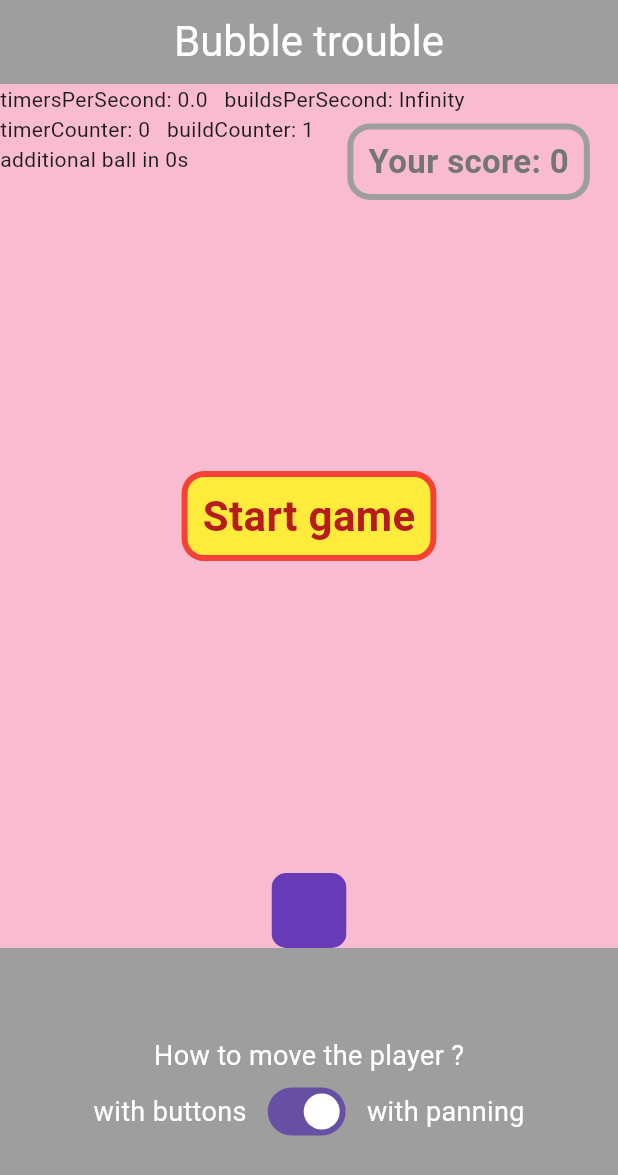
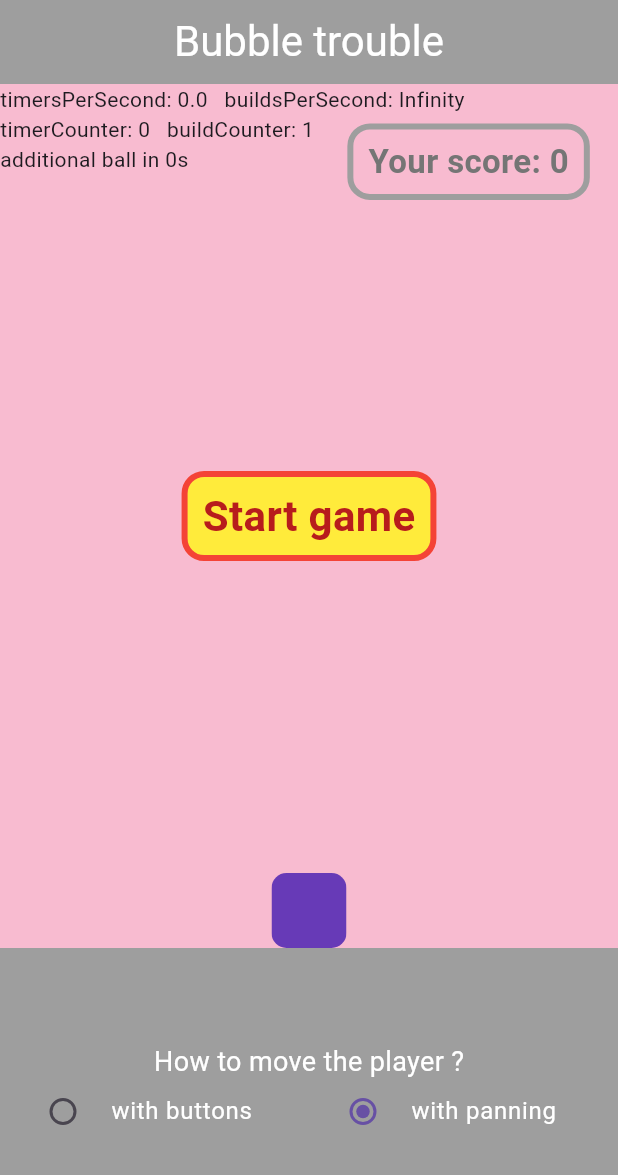
Before and after one commit to fdg2425/bubbleTrouble_flutter_navalnorth_forked, a Flutter app: the screen it shows after launch, on a phone screen of 412 x 824 dp. Shown: the top 1175 px of the screen. Run offline on Flutter 3.47's test engine with Material 3 defaults, Android fonts, the phone set to English and light mode, and no system bars.

Commit message:
selection of player movement (buttons or panning) is now done with radiobuttons, no longer with a switch

```diff
--- a/lib/homepage.dart
+++ b/lib/homepage.dart
@@ -9,7 +9,7 @@ import 'button.dart';
 import 'cycle_counter.dart';
 import 'missile.dart';
 import 'player.dart';
-import 'player_movement_switch.dart';
+import 'player_movement_selection.dart';
 import 'auto_repeater.dart';
 import 'ball_widget.dart';
 import 'score_display.dart';
@@ -389,7 +389,7 @@ class _HomePageState extends State<HomePage> {
                         mainAxisAlignment: MainAxisAlignment.center,
                         children: [
                           if (!gameIsRunning)
-                            PlayerMovementSwitch(
+                            PlayerMovementSelection(
                               usePanning: movePlayerWithPanning,
                               callback: (value) {
                                 setState(() {
--- /dev/null
+++ b/lib/player_movement_selection.dart
@@ -0,0 +1,63 @@
+import 'package:flutter/material.dart';
+
+class PlayerMovementSelection extends StatelessWidget {
+  const PlayerMovementSelection(
+      {super.key, required this.usePanning, required this.callback});
+
+  final bool usePanning;
+  final Function(bool value) callback;
+  final textStyleTitle = const TextStyle(color: Colors.white, fontSize: 18);
+  final textStyleBody = const TextStyle(color: Colors.white, fontSize: 16);
+
+  @override
+  Widget build(BuildContext context) {
+    return Column(
+      mainAxisAlignment: MainAxisAlignment.center,
+      crossAxisAlignment: CrossAxisAlignment.center,
+      children: [
+        Text("How to move the player ?", style: textStyleTitle),
+        // without a SizedBox around the RadioListTile I got
+        // "BoxConstraints forces an infinite width."
+        Row(
+          children: [
+            SizedBox(
+              width: 200,
+              //height: 20,
+              child: RadioListTile<bool>(
+                title: Text("with buttons", style: textStyleBody),
+                //dense: true,
+                visualDensity:
+                    const VisualDensity(horizontal: -2.0, vertical: -4.0),
+                value: false,
+                groupValue: usePanning,
+                onChanged: (bool? value) {
+                  if (value != null) {
+                    callback(false);
+                  }
+                },
+              ),
+            ),
+            SizedBox(
+              width: 200,
+              //height: 20,
+
+              child: RadioListTile<bool>(
+                title: Text("with panning", style: textStyleBody),
+                //dense: true,
+                visualDensity:
+                    const VisualDensity(horizontal: -2.0, vertical: -4.0),
+                value: true,
+                groupValue: usePanning,
+                onChanged: (bool? value) {
+                  if (value != null) {
+                    callback(true);
+                  }
+                },
+              ),
+            ),
+          ],
+        ),
+      ],
+    );
+  }
+}
--- a/lib/player_movement_switch.dart
+++ /dev/null
@@ -1,31 +0,0 @@
-import 'package:flutter/material.dart';
-
-class PlayerMovementSwitch extends StatelessWidget {
-  const PlayerMovementSwitch(
-      {super.key, required this.usePanning, required this.callback});
-
-  final bool usePanning;
-  final Function(bool value) callback;
-  final textStyle = const TextStyle(color: Colors.white, fontSize: 18);
-
-  @override
-  Widget build(BuildContext context) {
-    return Column(
-      mainAxisAlignment: MainAxisAlignment.center,
-      crossAxisAlignment: CrossAxisAlignment.center,
-      children: [
-        Text("How to move the player ?", style: textStyle),
-        Row(
-          children: [
-            Text("with buttons", style: textStyle),
-            Padding(
-              padding: const EdgeInsets.symmetric(horizontal: 10),
-              child: Switch(value: usePanning, onChanged: callback),
-            ),
-            Text("with panning", style: textStyle),
-          ],
-        ),
-      ],
-    );
-  }
-}
```
